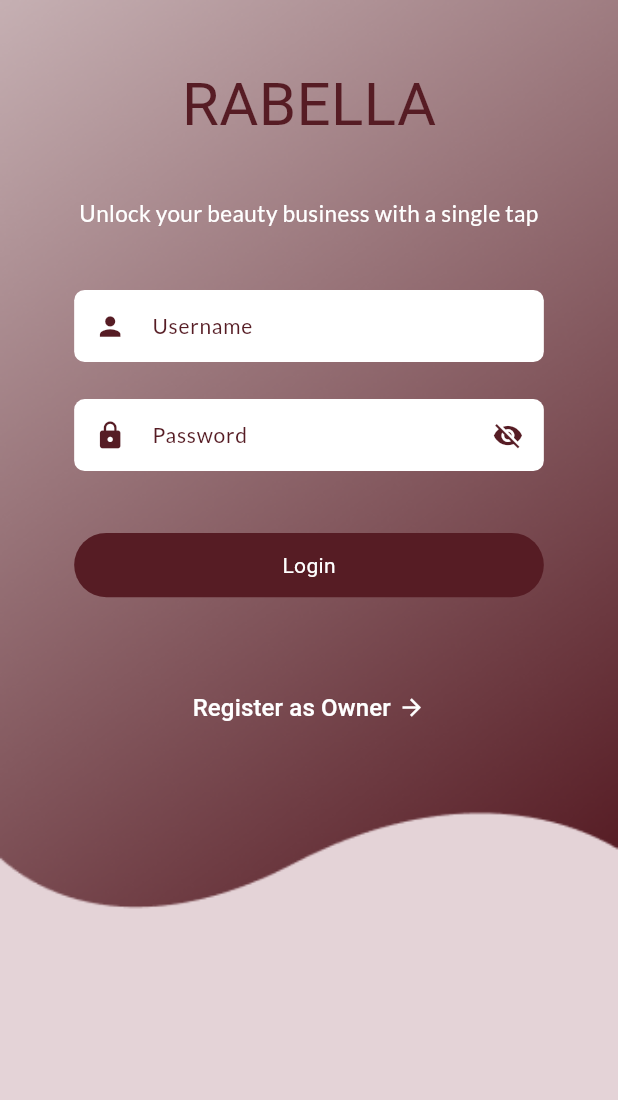
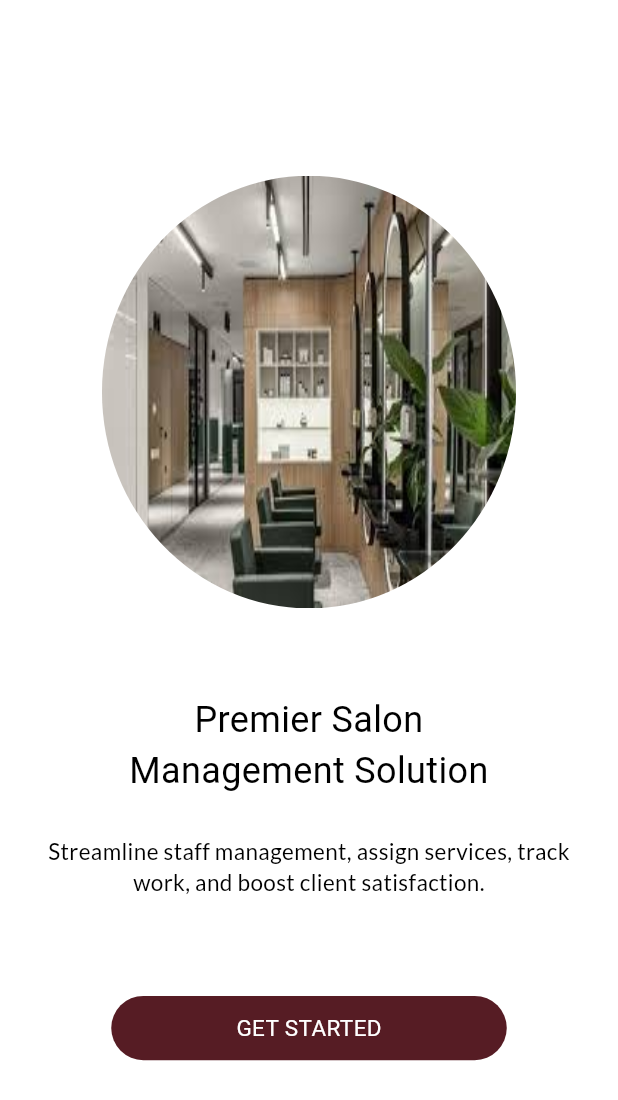
Before and after one commit to fathimanasrinvk/rab_salonapp, a Flutter app: the screen it shows after launch, on a phone screen of 412 x 824 dp. Shown: the top 1100 px of the screen. Run offline on Flutter 3.47's test engine with Material 3 defaults, Android fonts, the phone set to English and light mode, and no system bars; our stand-ins replace google_fonts, persistent_bottom_nav_bar; Roboto replaces fonts that are missing (Rakkas).

Commit message:
onboarding screen  added

```diff
--- a/lib/main.dart
+++ b/lib/main.dart
@@ -1,5 +1,6 @@
 import 'package:flutter/material.dart';
 import 'package:rab_salon/presentation/LoginScreen/view/login_screen.dart';
+import 'package:rab_salon/presentation/OnboardingScreen/view/Onboarding_screen.dart';
 import 'package:rab_salon/presentation/bottom_navigation_screen/view/bottom_navigation_screen.dart';
 
 void main() {
@@ -12,7 +13,7 @@ class MyApp extends StatelessWidget {
     return MaterialApp(
       debugShowCheckedModeBanner: false,
       // home: StatusNavigationBar(),
-      home: LoginScreen(),
+      home: OnboardingScreen(),
     );
   }
 }
--- a/lib/presentation/LoginScreen/view/login_screen.dart
+++ b/lib/presentation/LoginScreen/view/login_screen.dart
@@ -21,19 +21,19 @@ class LoginScreen extends StatelessWidget {
             child: Column(
               children: [
                 Padding(
-                  padding: EdgeInsets.only(top: size.height * 0.05),  // Reduced top padding
+                  padding: EdgeInsets.only(top: size.height * 0.07),  // Reduced top padding
                   child: Text(
-                    "RABELLA",
+                    "RABLOON",
                     style: GLTextStyles.headding(),
                   ),
                 ),
-                SizedBox(height: size.height * 0.04),  // Reduced the space between RABELLA and the next text
+                SizedBox(height: size.height * 0.04),
                 Text(
                   "Unlock your beauty business with a single tap",
                   textAlign: TextAlign.center,
                   style: GLTextStyles.registertxt1(),
                 ),
-                SizedBox(height: size.height * 0.05),  // Reduced the space between the text and the form
+                SizedBox(height: size.height * 0.06),
                 Padding(
                   padding: EdgeInsets.symmetric(horizontal: size.height * 0.06),
                   child: CustomTextFormField(
@@ -65,37 +65,11 @@ class LoginScreen extends StatelessWidget {
                     height: size.height * 0.052,
                     child: Center(
                       child: Text('Login',
-                          style: TextStyle(color: ColorTheme.white)),
+                          style:GLTextStyles.registerbuttontext()),
                     ),
                   ),
                 ),
-                SizedBox(height: size.height * 0.03), // Add space between Login and Register button
-                // Wrap Row with an Expanded widget
-                Padding(
-                  padding: EdgeInsets.symmetric(horizontal: size.height * 0.06),
-                  child: TextButton(
-                    onPressed: () {
-                    },
-                    child: Row(
-                      mainAxisAlignment: MainAxisAlignment.center,  // Center the row content
-                      children: [
-                        Text(
-                          "Register as Owner",
-                          style: TextStyle(
-                            color: ColorTheme.white,
-                            fontSize: 16,
-                          ),
-                        ),
-                        SizedBox(width: 5),
-                        Icon(
-                          Icons.arrow_forward,
-                          color: ColorTheme.white,
-                          size: 18,
-                        ),
-                      ],
-                    ),
-                  ),
-                ),
+
               ],
             ),
           ),
--- /dev/null
+++ b/lib/presentation/OnboardingScreen/view/Onboarding_screen.dart
@@ -0,0 +1,71 @@
+import 'package:flutter/material.dart';
+import 'package:rab_salon/core/constants/color_constants.dart';
+import 'package:rab_salon/core/constants/text_styles.dart';
+import 'package:rab_salon/presentation/LoginScreen/view/login_screen.dart';
+
+
+class OnboardingScreen extends StatelessWidget {
+  @override
+  Widget build(BuildContext context) {
+    var size = MediaQuery.sizeOf(context);
+    return Scaffold(
+      backgroundColor: ColorTheme.white,
+      body: Center(
+        child: Padding(
+          padding:  EdgeInsets.symmetric(horizontal: size.height*0.03),
+          child: Column(
+            mainAxisAlignment: MainAxisAlignment.center,
+            children: [
+              ClipOval(
+                child: Image.asset(
+                  'assets/images/landingpic.jpg',
+                  width: size.width*0.67,
+                  height: size.height*0.35,
+                  fit: BoxFit.fill,
+                ),
+              ),
+              SizedBox(height: size.height*0.07),
+              Text(
+                'Premier Salon\nManagement Solution',
+                textAlign: TextAlign.center,
+                style: GLTextStyles.onboardingtext1()
+              ),
+              SizedBox(height: size.height*0.03),
+              Text(
+                'Streamline staff management, assign services, track work, and boost client satisfaction.',
+                textAlign: TextAlign.center,
+                style:GLTextStyles.onboardbottomcardtxt()
+              ),
+              SizedBox(height: size.height*0.08),
+
+
+              GestureDetector(
+                onTap: (){
+                  Navigator.of(context).pushReplacement(MaterialPageRoute(builder: (context)=>LoginScreen()));
+
+                },
+                child: Padding(
+                  padding: EdgeInsets.symmetric(
+                      horizontal: size.height * 0.06,
+                      ),
+                  child: Container(
+                    decoration: BoxDecoration(
+                      color: ColorTheme.maincolor,
+                      borderRadius: BorderRadius.circular(30),
+                    ),
+                    width: double.infinity,
+                    height: size.height * 0.052,
+                    child: Center(
+                      child: Text('GET STARTED',
+                          style:GLTextStyles.onboardingandsavebutton()),
+                    ),
+                  ),
+                ),
+              ),
+            ],
+          ),
+        ),
+      ),
+    );
+  }
+}
```
Also changed, not shown: assets/images/landingpic.jpg (added), pubspec.lock.
